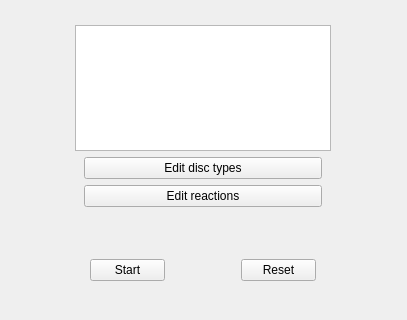
Before: the Qt Designer form src/libcellgui/widgets/SimulationControlWidget.ui in yannik131/Cell, drawn with Qt 5; both pictures show x 0 to 407 and y 300 to 620 of the 407 by 620 pixel window.
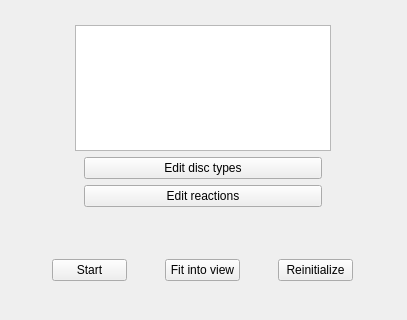
After: the same form once the commit is applied.

```diff
--- a/src/libcellgui/widgets/SimulationControlWidget.ui
+++ b/src/libcellgui/widgets/SimulationControlWidget.ui
@@ -280,7 +280,20 @@
          </size>
         </property>
         <property name="text">
-         <string>Reset</string>
+         <string>Fit into view</string>
+        </property>
+       </widget>
+      </item>
+      <item>
+       <widget class="QPushButton" name="reinitializeButton">
+        <property name="maximumSize">
+         <size>
+          <width>75</width>
+          <height>16777215</height>
+         </size>
+        </property>
+        <property name="text">
+         <string>Reinitialize</string>
         </property>
        </widget>
       </item>
```
Left out of the diff: 2 changed lines with no effect on the pictures.
